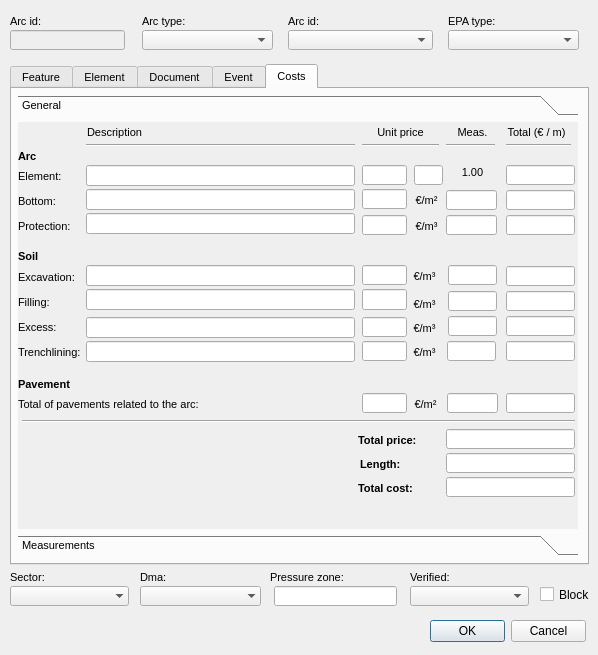
Old version of the form ui/ws_man_arc.ui in the repository Giswater/giswater_qgis_plugin.
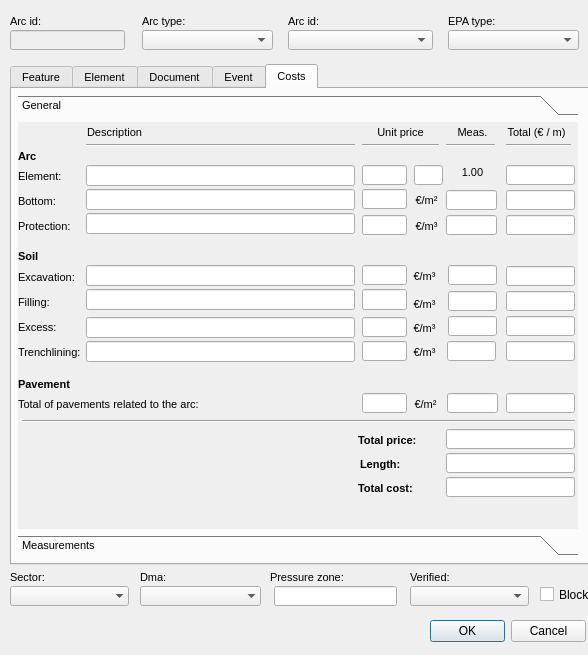
New version of the form. The open tabs and pages were chosen to show the change. Icons and pictures are not drawn.

The edit to the form file:
```diff
--- a/ui/ws_man_arc.ui
+++ b/ui/ws_man_arc.ui
@@ -6,7 +6,7 @@
    <rect>
     <x>0</x>
     <y>0</y>
-    <width>598</width>
+    <width>588</width>
     <height>655</height>
    </rect>
   </property>
```
Left out of the diff: 2 changed lines with no effect on the pictures.
